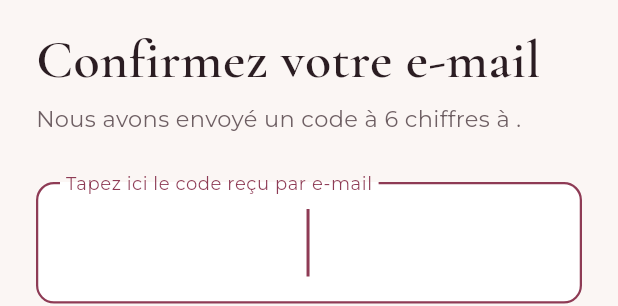
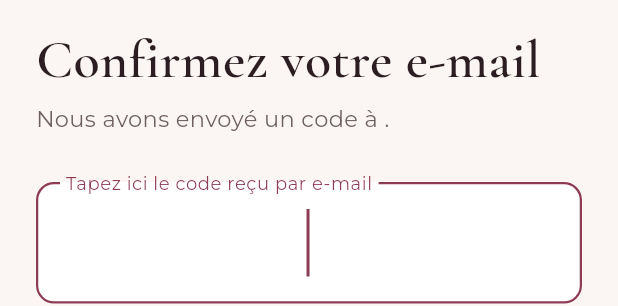
Before and after one commit to senyokossimawuli-cmyk/nacrea, a Flutter app: the CodeEmailScreen widget shown alone on an empty page, opened directly with empty values, on a phone screen of 412 x 824 dp. Shown: the part 389-695 px from the top of the screen. Run offline on Flutter 3.47's test engine with Material 3 defaults, Android fonts, the phone set to English and light mode, and no system bars; our stand-ins replace google_fonts, image_picker, pdf, printing, supabase_flutter; missing offline and left inert: excel, mobile_scanner, powersync, sqlite_async; accounts and stored records are empty; network calls fail; statements that could not run were skipped.

Commit message:
Codes e-mail : 6 ou 8 chiffres
Co-Authored-By: Claude Opus 5.5 <noreply@anthropic.com>
Claude-Session: https://claude.ai/code/session_01UrM2GDPSfHLexxnfAMkj5Y

```diff
--- a/lib/screens/code_email_screen.dart
+++ b/lib/screens/code_email_screen.dart
@@ -9,7 +9,7 @@ GoTrueClient get _auth => Supabase.instance.client.auth;
 
 enum ModeCode { inscription, motDePasse }
 
-/// Saisie du code reçu par e-mail (6 chiffres) :
+/// Saisie du code reçu par e-mail (6 à 8 chiffres selon le réglage Supabase) :
 /// confirmation de l'inscription, ou mot de passe oublié.
 /// Un code marche pareil sur PC et sur téléphone, sans lien à ouvrir.
 class CodeEmailScreen extends StatefulWidget {
@@ -65,7 +65,7 @@ class _CodeEmailScreenState extends State<CodeEmailScreen> {
 
   Future<void> _verifier() => _faire(() async {
         final code = _code.text.trim();
-        if (code.length < 6) throw Exception('Entrez les 6 chiffres reçus par e-mail.');
+        if (code.length < 6) throw Exception('Entrez le code reçu par e-mail.');
         await _auth.verifyOTP(
           email: widget.email,
           token: code,
@@ -153,7 +153,7 @@ class _CodeEmailScreenState extends State<CodeEmailScreen> {
 
     return AuthLayout(
       titre: widget.mode == ModeCode.inscription ? 'Confirmez votre e-mail' : 'Mot de passe oublié',
-      sousTitre: 'Nous avons envoyé un code à 6 chiffres à ${widget.email}.',
+      sousTitre: 'Nous avons envoyé un code à ${widget.email}.',
       child: Column(
         crossAxisAlignment: CrossAxisAlignment.stretch,
         children: [
```
